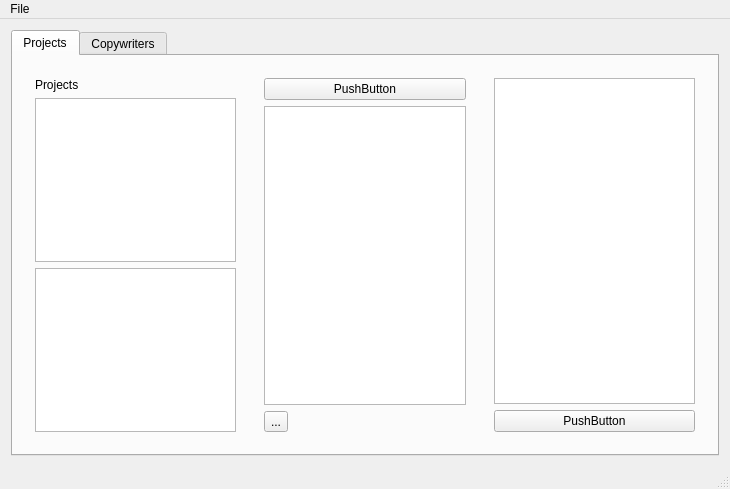
Above: mainwindow.ui from lazin87/KotkaSource before the change. Below: the same form after it.
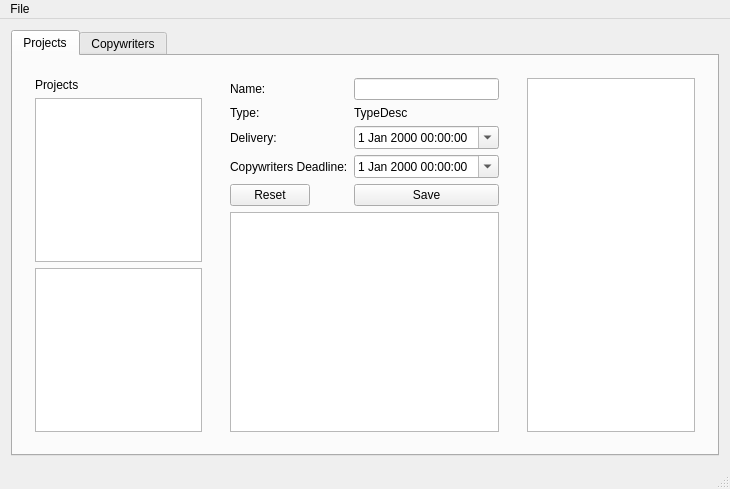
That is the form after the change.

Commit message: date manipulation implemented

```diff
--- a/mainwindow.ui
+++ b/mainwindow.ui
@@ -63,21 +63,83 @@
         <item>
          <widget class="QWidget" name="widgetView" native="true">
           <layout class="QGridLayout" name="gridLayout">
-           <item row="0" column="0">
-            <widget class="QPushButton" name="pushButton">
-             <property name="text">
-              <string>PushButton</string>
+           <item row="5" column="0">
+            <layout class="QFormLayout" name="formLayout">
+             <property name="fieldGrowthPolicy">
+              <enum>QFormLayout::AllNonFixedFieldsGrow</enum>
              </property>
-            </widget>
+             <item row="0" column="0">
+              <widget class="QLabel" name="nameLabel">
+               <property name="text">
+                <string>Name:</string>
+               </property>
+              </widget>
+             </item>
+             <item row="0" column="1">
+              <widget class="QLineEdit" name="nameLineEdit"/>
+             </item>
+             <item row="1" column="0">
+              <widget class="QLabel" name="typeLabel">
+               <property name="text">
+                <string>Type:</string>
+               </property>
+              </widget>
+             </item>
+             <item row="1" column="1">
+              <widget class="QLabel" name="typeDescLabel">
+               <property name="text">
+                <string>TypeDesc</string>
+               </property>
+              </widget>
+             </item>
+             <item row="2" column="0">
+              <widget class="QLabel" name="deliveryDateLabel">
+               <property name="text">
+                <string>Delivery:</string>
+               </property>
+              </widget>
+             </item>
+             <item row="2" column="1">
+              <widget class="QDateTimeEdit" name="deliveryDateTimeEdit">
+               <property name="enabled">
+                <bool>true</bool>
+               </property>
+               <property name="calendarPopup">
+                <bool>true</bool>
+               </property>
+              </widget>
+             </item>
+             <item row="3" column="0">
+              <widget class="QLabel" name="CopyDeadlineLabel">
+               <property name="text">
+                <string>Copywriters Deadline:</string>
+               </property>
+              </widget>
+             </item>
+             <item row="3" column="1">
+              <widget class="QDateTimeEdit" name="copyDeadlineDateTimeEdit">
+               <property name="calendarPopup">
+                <bool>true</bool>
+               </property>
+              </widget>
+             </item>
+             <item row="4" column="0">
+              <widget class="QPushButton" name="resetButton">
+               <property name="text">
+                <string>Reset</string>
+               </property>
+              </widget>
+             </item>
+             <item row="4" column="1">
+              <widget class="QPushButton" name="saveButton">
+               <property name="text">
+                <string>Save</string>
+               </property>
+              </widget>
+             </item>
+            </layout>
            </item>
-           <item row="2" column="0">
-            <widget class="QToolButton" name="toolButton">
-             <property name="text">
-              <string>...</string>
-             </property>
-            </widget>
-           </item>
-           <item row="1" column="0">
+           <item row="6" column="0">
             <widget class="QTextBrowser" name="textBrowser"/>
            </item>
           </layout>
@@ -89,13 +151,6 @@
            <item>
             <widget class="QTableView" name="tableView"/>
            </item>
-           <item>
-            <widget class="QPushButton" name="pushButton_2">
-             <property name="text">
-              <string>PushButton</string>
-             </property>
-            </widget>
-           </item>
           </layout>
          </widget>
         </item>
```
The commit also changes 9 other files.
